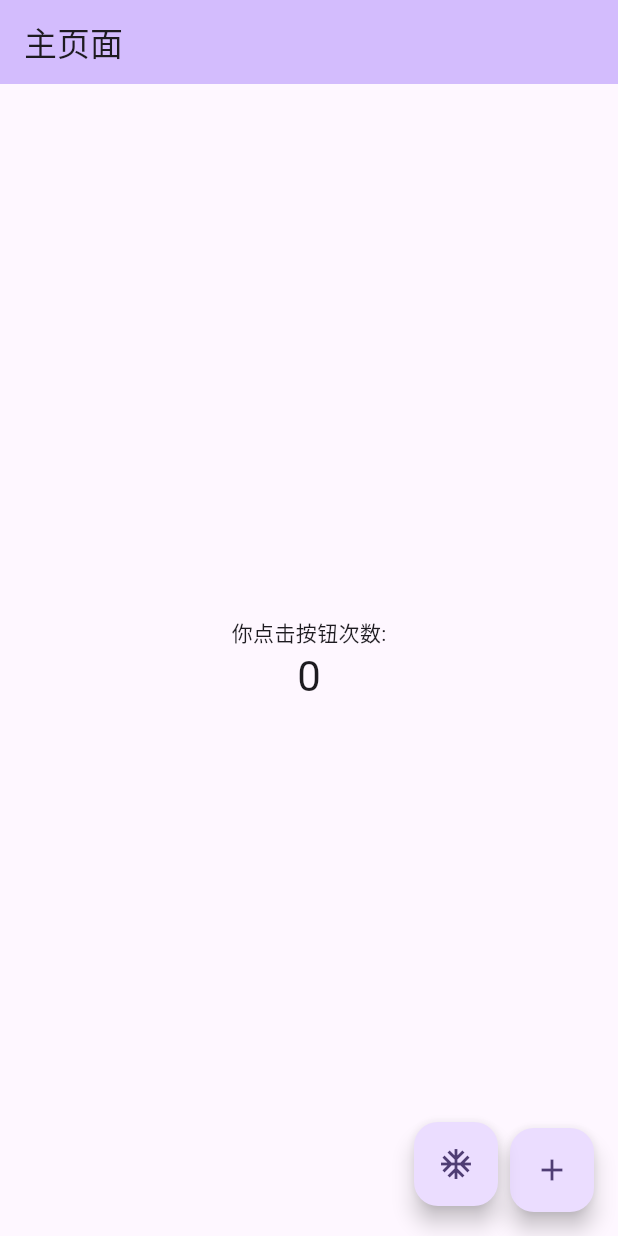
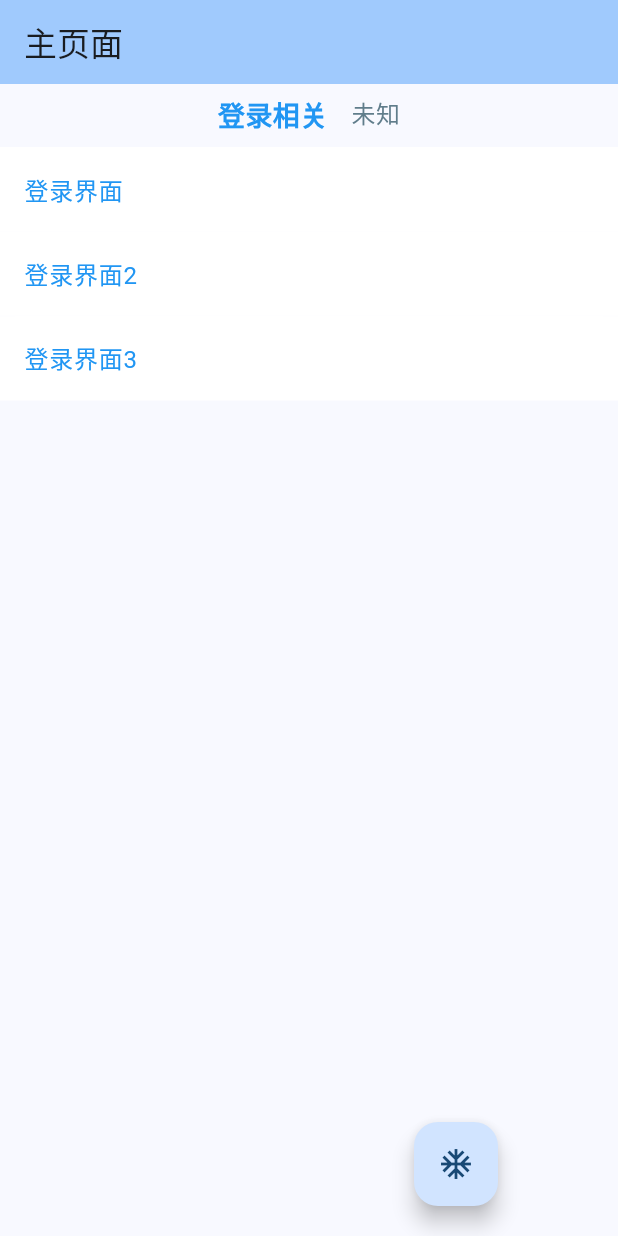
Before and after one commit to wfs31415926/flutter_demo, a Flutter app: the screen it shows after launch, on a phone screen of 412 x 824 dp. Run offline on Flutter 3.47's test engine with Material 3 defaults, Android fonts, the phone set to English and light mode, and no system bars; our stand-ins replace get.

Commit message:
wip:首页路由

```diff
--- a/lib/main.dart
+++ b/lib/main.dart
@@ -15,16 +15,13 @@ class MyApp extends StatelessWidget {
   // This widget is the root of your application.
   @override
   Widget build(BuildContext context) {
-    return MaterialApp(
-      title: 'Flutter Demo',
+    return GetMaterialApp(
+      title: 'Demo',
       theme: ThemeData(
-        colorScheme: ColorScheme.fromSeed(seedColor: Colors.deepPurple),
+        colorScheme: ColorScheme.fromSeed(seedColor: Colors.blue),
         useMaterial3: true,
       ),
       home: const HomePage(title: '主页面'),
-      builder: (context, child) {
-        return child!;
-      },
       supportedLocales: const [
         Locale('en', 'US'),
         Locale('zh', 'CN'),
@@ -36,22 +33,20 @@ class MyApp extends StatelessWidget {
         GlobalCupertinoLocalizations.delegate,
       ],
       routes: <String, WidgetBuilder>{
-        "login": (context) => const LoginRoute(),
-        "unknown": (context) => const UnknownRoutePage(),
-        // "language": (context) => LanguageRoute(),
+        "login": (context) => const LoginPage(),
+        // "unknown": (context) => const UnknownPage(),
       },
       onUnknownRoute: (RouteSettings settings) {
         print('尝试导航到一个未知的路由: ${settings.name}');
         return MaterialPageRoute(
           builder: (BuildContext context) {
-            return UnknownRoutePage(
+            return UnknownPage(
                 routeName: settings.name, arguments: settings.arguments);
           },
         );
       },
     );
   }
-
 }
 
 class HomePage extends StatefulWidget {
@@ -64,11 +59,38 @@ class HomePage extends StatefulWidget {
 }
 
 class _HomePageState extends State<HomePage> {
-  int _counter = 0;
+  int currentIndex = 0;
+  late PageController _controller;
+
+  List<Map<String, dynamic>> functionMapList = [
+    {
+      "title": "登录相关",
+      "pages": {
+        "登录界面": () {
+          Get.to(const LoginPage());
+        },
+        "登录界面2": () {
+          Get.to(const LoginPage());
+        },
+        "登录界面3": () {
+          Get.to(const LoginPage());
+        }
+      }
+    },
+    {
+      "title": "未知",
+      "pages": {
+        "未知界面": () {
+          Get.to(const UnknownPage());
+        },
+      }
+    }
+  ];
 
   @override
   void initState() {
     super.initState();
+    _controller = PageController(initialPage: currentIndex);
     WidgetsBinding.instance.addPostFrameCallback((_) {
       FloatingButtonManager.showButton(context);
     });
@@ -80,15 +102,6 @@ class _HomePageState extends State<HomePage> {
     super.dispose();
   }
 
-  void _incrementCounter() {
-    setState(() {
-      _counter++;
-    });
-    //导航到新路由
-    Get.to(const LoginRoute());
-    // Get.toNamed("unknown");
-  }
-
   @override
   Widget build(BuildContext context) {
     return Scaffold(
@@ -96,26 +109,90 @@ class _HomePageState extends State<HomePage> {
         backgroundColor: Theme.of(context).colorScheme.inversePrimary,
         title: Text(widget.title),
       ),
-      body: Center(
-        child: Column(
-          mainAxisAlignment: MainAxisAlignment.center,
-          children: <Widget>[
-            const Text(
-              '你点击按钮次数:',
+      body: Column(
+        children: [
+          SingleChildScrollView(
+            scrollDirection: Axis.horizontal,
+            child: Row(
+              mainAxisSize: MainAxisSize.max,
+              crossAxisAlignment: CrossAxisAlignment.start,
+              children: _buildTab(),
             ),
-            Text(
-              '$_counter',
-              style: Theme.of(context).textTheme.headlineMedium,
+          ),
+          Expanded(
+            child: PageView(
+              controller: _controller,
+              children: functionMapList.map((e) {
+                return _buildContent();
+              }).toList(),
+              onPageChanged: (value) {
+                setState(() {
+                  currentIndex = value;
+                });
+              },
             ),
-          ],
+          ),
+        ],
+      ),
+    );
+  }
+
+  Widget _buildContent() {
+    final data = functionMapList[currentIndex]["pages"].entries.toList();
+    return ListView.separated(
+      padding: EdgeInsets.zero,
+      itemBuilder: (context, index) => Container(
+        color: Colors.white,
+        child: ListTile(
+          title: Text(
+            data[index].key,
+            style: const TextStyle(
+              color: Colors.blue,
+              fontSize: 16,
+            ),
+          ),
+          onTap: () {
+            data[index].value();
+          },
         ),
       ),
-      floatingActionButton: FloatingActionButton(
-        onPressed: _incrementCounter,
-        tooltip: '增量',
-        child: const Icon(Icons.add),
-      ), // This trailing comma makes auto-formatting nicer for build methods.
+      separatorBuilder: (context, index) => Container(
+        color: Colors.white,
+        child: const Divider(
+          height: 0.5,
+          thickness: 0.5,
+          indent: 10,
+          endIndent: 10,
+          color: Colors.white,
+        ),
+      ),
+      itemCount: data.length,
     );
+  }
+
+  List<Widget> _buildTab() {
+    return functionMapList.map((e) {
+      int index = functionMapList.indexOf(e);
+      bool selected = currentIndex == index;
+
+      return GestureDetector(
+        onTap: () {
+          currentIndex = index;
+          _controller.jumpToPage(currentIndex);
+        },
+        child: Padding(
+          padding: const EdgeInsets.all(8.0),
+          child: Text(
+            functionMapList[index]["title"].toString(),
+            style: TextStyle(
+              color: selected ? Colors.blue : Colors.blueGrey,
+              fontSize: selected ? 18 : 16,
+              fontWeight: selected ? FontWeight.bold : FontWeight.normal,
+            ),
+          ),
+        ),
+      );
+    }).toList();
   }
 }
 
@@ -154,12 +231,9 @@ class _FloatingButtonWidgetState extends State<FloatingButtonWidget> {
       bottom: MediaQuery.of(context).padding.bottom + 20,
       child: FloatingActionButton(
         onPressed: () {
-          // 点击事件：例如跳转页面
-          Navigator.push(
-            context,
-            MaterialPageRoute(builder: (context) => const LoginRoute()),
-          );
+          Get.to(const LoginPage());
         },
+        tooltip: "全局按钮",
         child: const Icon(Icons.ac_unit),
       ),
     );
```
Also changed, not shown: lib/login.dart (+7 -2 lines), lib/unknown.dart (+7 -3 lines).
